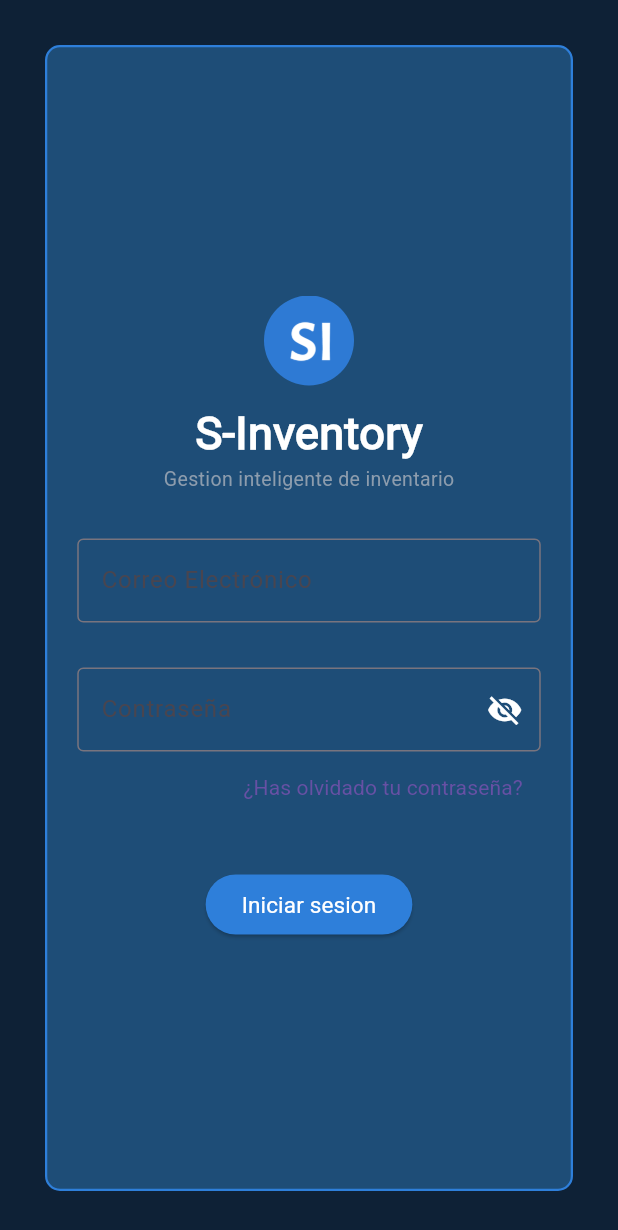
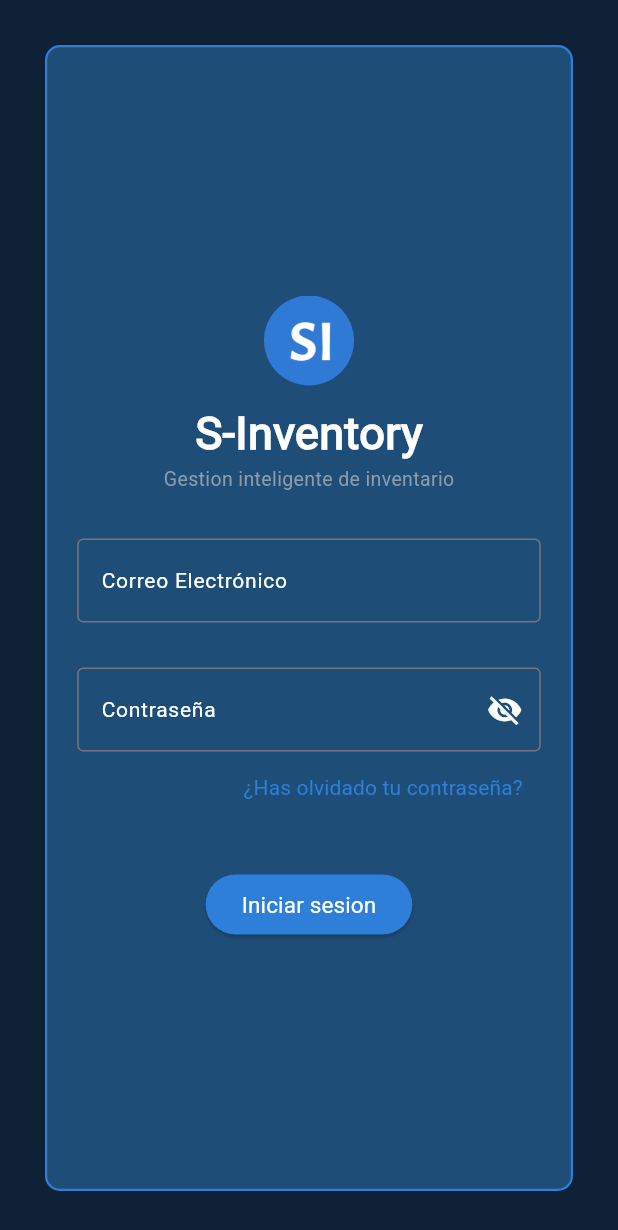
Before and after one commit to andreslandines/S-Inventory, a Flutter app: the screen it shows after launch, on a phone screen of 412 x 824 dp. Shown: the top 1230 px of the screen. Run offline on Flutter 3.47's test engine with Material 3 defaults, Android fonts, the phone set to English and light mode, and no system bars; our stand-ins replace shared_preferences.

Commit message:
Actualiza frontend S-Inventory

```diff
--- a/frontend/s_inventory/lib/core/estilostexto.dart
+++ b/frontend/s_inventory/lib/core/estilostexto.dart
@@ -1,4 +1,5 @@
 import 'package:flutter/material.dart';
+import 'colores.dart';
 
 class Estilotextos {
 
@@ -53,4 +54,17 @@ class Estilotextos {
     fontWeight: FontWeight.w600,
      fontFamily: 'Roboto'
   );
+
+static const TextStyle label = TextStyle(
+   color: Colors.white,
+    fontSize: 14,
+    fontWeight: FontWeight.w200,
+     fontFamily: 'Roboto'
+);
+
+static const TextStyle textoOlvidasteContrasena = TextStyle(
+  color: AppColors.fondoComponenteSeleccionado,
+  fontSize: 14,
+);
+
 }
--- a/frontend/s_inventory/pubspec.yaml
+++ b/frontend/s_inventory/pubspec.yaml
@@ -9,6 +9,8 @@ environment:
 dependencies:
   flutter:
     sdk: flutter
+  http: ^1.6.0
+  shared_preferences: ^2.5.5
 
 dev_dependencies:
   flutter_test:
```
Also changed, not shown: frontend/s_inventory/lib/pantallas/iniciologo.dart (deleted, +0 -40 lines), frontend/s_inventory/lib/pantallas/login.dart (deleted, +0 -15 lines), frontend/s_inventory/pubspec.lock, 1 other file.
